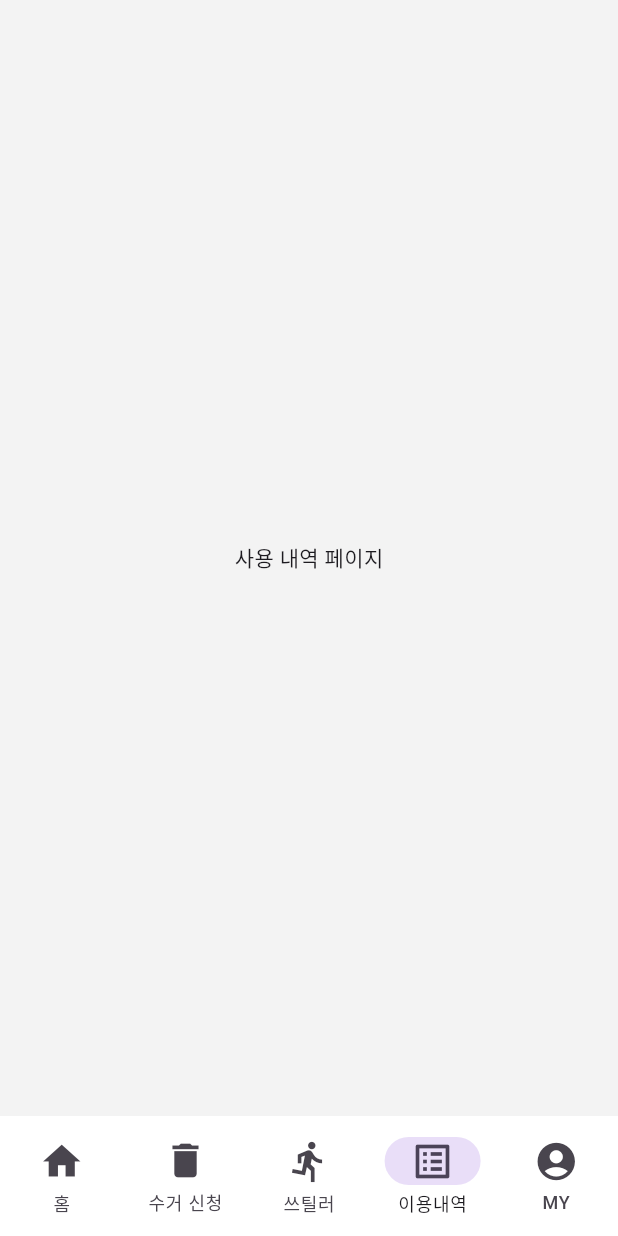
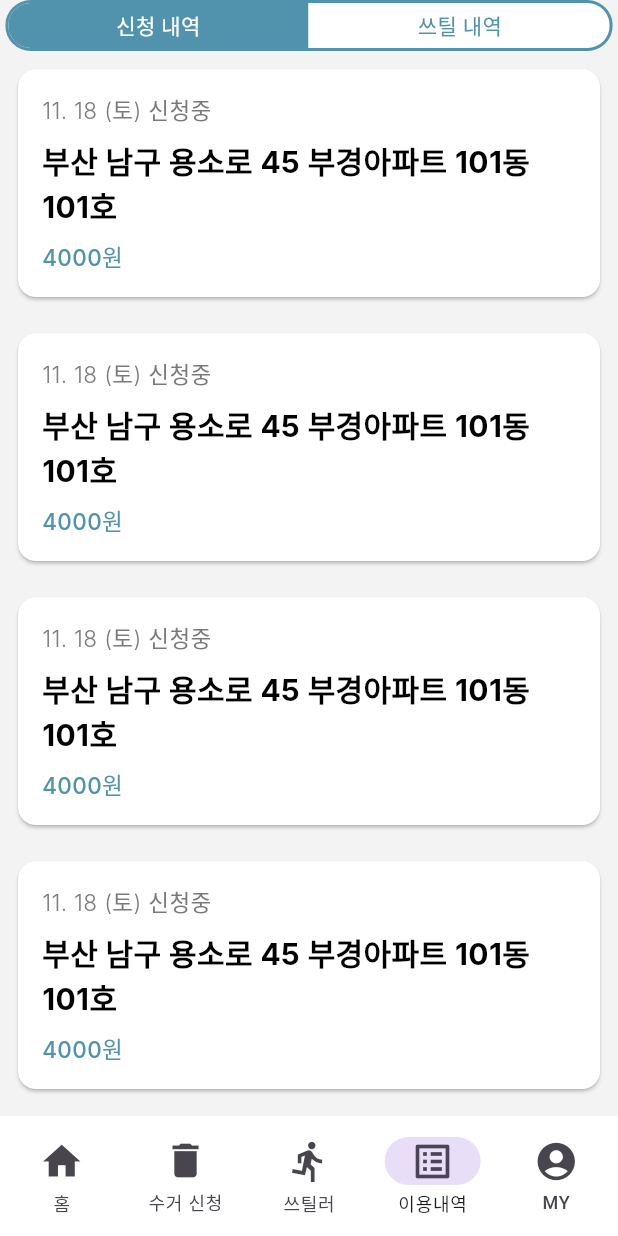
Before and after one commit to aong13/Sstealer_FE, a Flutter app: the screen it shows after launch, item 4 of the bottom bar chosen, on a phone screen of 412 x 824 dp. Run offline on Flutter 3.47's test engine with Material 3 defaults, Android fonts, the phone set to English and light mode, and no system bars; drawn by our look-alikes of toggle_switch; missing offline and left inert: horizontal_stepper_flutter; Roboto replaces fonts that are missing (Inter).

Commit message:
Feat: add usage card & 모듈화

```diff
--- a/lib/my_sstealer_page.dart
+++ b/lib/screens/my_sstealer_page.dart
@@ -1,6 +1,6 @@
 import 'package:flutter/material.dart';
 import 'package:horizontal_stepper_flutter/horizontal_stepper_flutter.dart';
-import 'package:sstealer/sstealer_detail_page.dart';
+import 'sstealer_detail_page.dart';
 
 class MySstealerPage extends StatelessWidget {
   final int toggleIndex;
@@ -44,6 +44,7 @@ class MySstealerPage extends StatelessWidget {
     );
   }
 }
+
 class MySstealerCard extends StatelessWidget {
   @override
   Widget build(BuildContext context) {
--- /dev/null
+++ b/lib/screens/usage_page.dart
@@ -0,0 +1,102 @@
+import 'package:flutter/material.dart';
+import '../widgets/toggle_btn.dart';
+import 'usage_ssteal_page.dart';
+
+class UsagePage extends StatefulWidget {
+  @override
+  _UsagePageState createState() => _UsagePageState();
+}
+
+class _UsagePageState extends State<UsagePage> {
+  int toggleIndex = 0;
+
+  Widget build(BuildContext context) {
+    return Scaffold(
+      backgroundColor: const Color(0xFFF3F3F3),
+      body: Column(
+        children: [
+          // 상단 토글 버튼
+          ToggleButton(
+            toggleIndex: toggleIndex,
+            onToggle: (index) {
+              setState(() {
+                toggleIndex = index!;
+              });
+            },
+            labels: ['신청 내역', '쓰틸 내역'],
+          ),
+          Expanded(
+            child: IndexedStack(
+              index: toggleIndex,
+              children: [
+                Container(
+                  child: Center(
+                    child: (ListView.builder(
+                        itemCount: 5,
+                        itemBuilder: (context, index) {
+                          return Card(
+                            //하나의 요청내역
+                              margin: EdgeInsets.all(12),
+                              color: Colors.white,
+                              child: Padding(
+                                padding: EdgeInsets.all(16),
+                                child:
+                                Column(
+                                  crossAxisAlignment:
+                                  CrossAxisAlignment.start,
+                                  children: [
+                                    Text(
+                                      '11. 18 (토) 신청중',
+                                      style: TextStyle(
+                                        color: Color(0xFF797979),
+                                        fontSize: 15,
+                                        fontFamily: 'Inter',
+                                        fontWeight: FontWeight.w300,
+                                        height: 0,
+                                      ),
+                                    ),
+                                    SizedBox(height: 8),
+                                    Text(
+                                        '부산 남구 용소로 45 부경아파트 101동 101호',
+                                        style: TextStyle(
+                                          color: Colors.black,
+                                          fontSize: 20,
+                                          fontFamily: 'Inter',
+                                          fontWeight: FontWeight.w700,
+                                          height: 0,
+                                        ),
+                                    ),
+                                    SizedBox(height: 8),
+                                    Text(
+                                      '4000원',
+                                      style: TextStyle(
+                                        color: Color(0xFF5192AC),
+                                        fontSize: 15,
+                                        fontFamily: 'Inter',
+                                        fontWeight: FontWeight.w500,
+                                        height: 0,
+                                      ),
+                                    ),
+                                  ],
+                                ),
+                              ));
+                        })),
+                  ),
+                ),
+                UsageSstealPage(
+                  // UsageSstealPage 속성 전달
+                  toggleIndex: toggleIndex,
+                  onToggle: (index) {
+                    setState(() {
+                      toggleIndex = index!;
+                    });
+                  },
+                ),
+              ],
+            ),
+          ),
+        ],
+      ),
+    );
+  }
+}
--- a/lib/usage_page.dart
+++ /dev/null
@@ -1,15 +0,0 @@
-import 'package:flutter/material.dart';
-
-class UsagePage extends StatelessWidget {
-  const UsagePage({super.key});
-
-  @override
-  Widget build(BuildContext context) {
-    return Scaffold(
-      backgroundColor: Color(0xFFF3F3F3),
-      body: Center(
-        child: Text('사용 내역 페이지'),
-      ),
-    );
-  }
-}
```
Also changed, not shown: lib/screens/navigation.dart (renamed from lib/navigation.dart, +5 -6 lines), lib/screens/usage_ssteal_page.dart (added, +51 -0 lines), lib/widgets/usage_card.dart (added, +61 -0 lines), lib/screens/home_page.dart (renamed from lib/home_page.dart), lib/screens/main.dart (renamed from lib/main.dart), lib/screens/my_page.dart (renamed from lib/my_page.dart), lib/screens/request_page.dart (renamed from lib/request_page.dart), lib/screens/sstealer_detail_page.dart (renamed from lib/sstealer_detail_page.dart), lib/widgets/toggle_btn.dart (renamed from lib/toggle_btn.dart).
